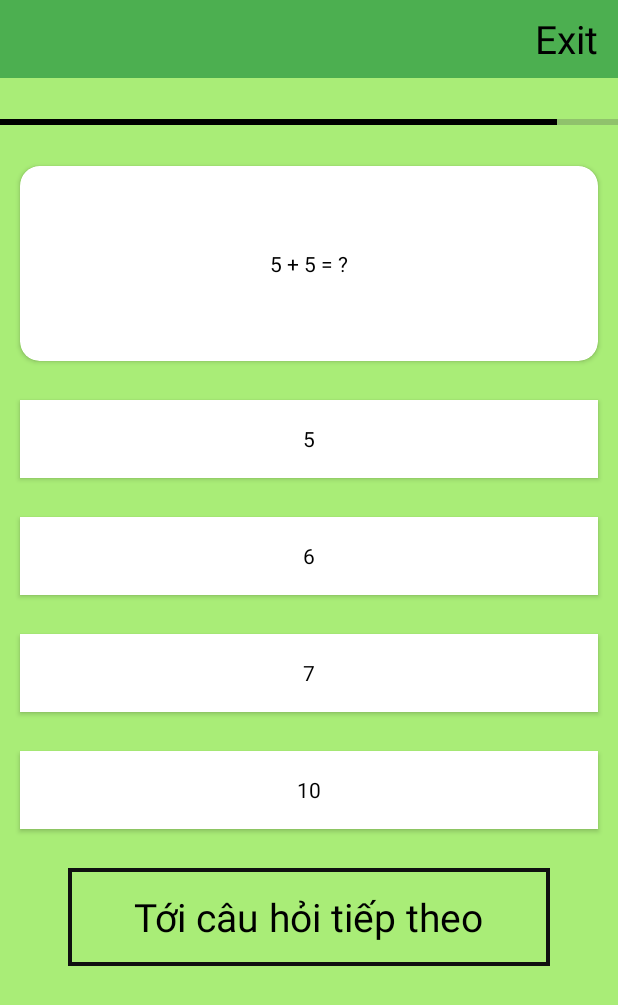
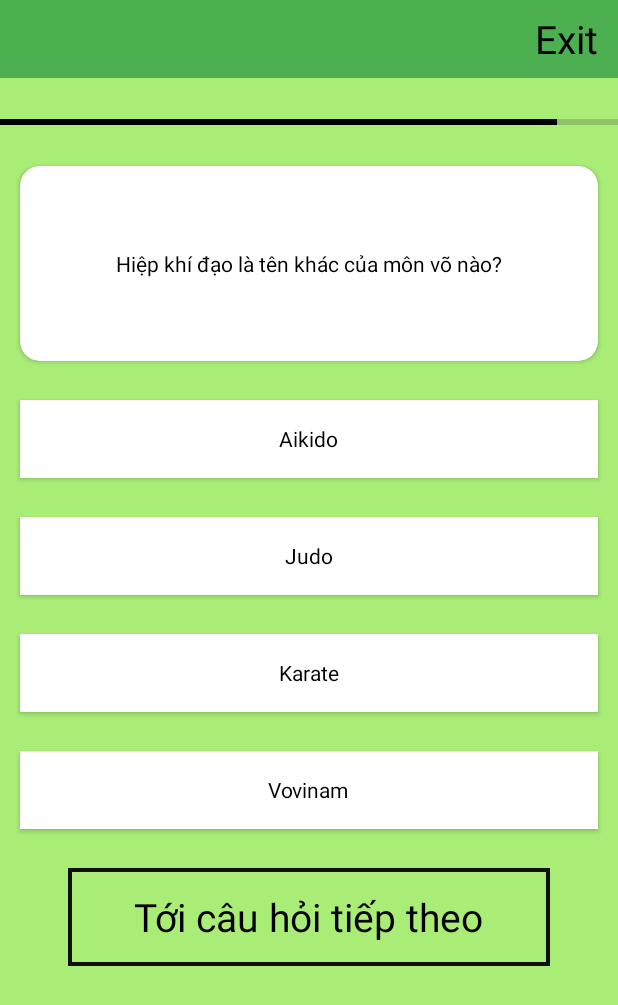
Before and after one commit to EkkoNguyen/63136111-AndroidProgramming, an Android app: the screen it shows after launch (ManHinhChoiActivity), after a tap on "Tới câu hỏi tiếp theo", on a phone screen of 412 x 824 dp. Shown: the top 1005 px of the screen. Run offline under Robolectric (Android 15) with nearby library versions, the phone set to English and light mode, and no system bars; our stand-ins replace sdp/ssp sizes; 1 other tap on this screen came first.

Commit message:
Hoàn thiện câu hỏi

```diff
--- a/ntu_63136111/Cau2_QuizzyApp/app/src/main/java/till/edu/cau2_quizzyapp/MainActivity.java
+++ b/ntu_63136111/Cau2_QuizzyApp/app/src/main/java/till/edu/cau2_quizzyapp/MainActivity.java
@@ -18,10 +18,14 @@
         setContentView(R.layout.activity_main);
 
         list = new ArrayList<>();
-        list.add(new ModelClass("Việt Nam hình gì?","S","O","B","D","S"));
-        list.add(new ModelClass("2 + 2 = ?","1","2","3","4","4"));
-        list.add(new ModelClass("5 + 5 = ?","5","6","7","10","10"));
-
+        list.add(new ModelClass("Con vật nào dưới đây không thể bơi?","Cá","Chim cánh cụt","Vịt","Voi","Voi"));
+        list.add(new ModelClass("Hình thoi có mấy cạnh?","3","4","5","6","4"));
+        list.add(new ModelClass("Hiệp khí đạo là tên khác của môn võ nào?","Aikido","Judo","Karate","Vovinam","Aikido"));
+        list.add(new ModelClass("Lễ hội khai ấn Đền Trần diễn ra ở tỉnh nào?","Ninh Bình","Bắc Ninh","Nam Định","Thái Bình","Nam Định"));
+        list.add(new ModelClass("Đất nước hình lục lăng là tên gọi khác của quốc gia nào?","Anh","Ý","Pháp","Đức","Pháp"));
+        list.add(new ModelClass("Thể loại thơ Haiku là của quốc gia nào?","Trung Quốc","Nhật Bản","Hàn Quốc","Ấn Độ","Nhật Bản"));
+        list.add(new ModelClass("Tên loại búp bê gỗ nổi tiếng của Nga?","Daruma ","KiroV","Perestroika","Matryoshka","Matryoshka"));
+        list.add(new ModelClass("Đàn cổ cầm có mấy dây?","3","7","5","6","7"));
         new Handler().postDelayed(new Runnable() {
             @Override
             public void run() {
--- a/ntu_63136111/Cau2_QuizzyApp/app/src/main/java/till/edu/cau2_quizzyapp/ManHinhChoiActivity.java
+++ b/ntu_63136111/Cau2_QuizzyApp/app/src/main/java/till/edu/cau2_quizzyapp/ManHinhChoiActivity.java
@@ -5,7 +5,6 @@
 import androidx.appcompat.app.AppCompatActivity;
 import androidx.cardview.widget.CardView;
 
-import android.app.ActionBar;
 import android.app.Dialog;
 import android.content.Intent;
 import android.os.Bundle;
@@ -16,14 +15,12 @@
 import android.widget.ProgressBar;
 import android.widget.TextView;
 
-import java.util.ArrayList;
 import java.util.Collections;
 
 public class ManHinhChoiActivity extends AppCompatActivity {
     CountDownTimer countDownTimer;
     int time = 20;
     ProgressBar progressBar;
-    ArrayList<ModelClass> danhSachCauHoi;
     ModelClass modelClass;
     int index = 0;
     TextView cardQuestion, optionA, optionB,optionC, optionD;
@@ -38,9 +35,8 @@
 
         TimDieuKhien();
 
-        danhSachCauHoi = list;
-        Collections.shuffle(danhSachCauHoi);
-        modelClass = danhSachCauHoi.get(index);
+        Collections.shuffle(list);
+        modelClass = list.get(index);
 
         resetColorBtn();
 
@@ -105,9 +101,9 @@
             @Override
             public void onClick(View v) {
                 soDapAnDung++;
-                if(index < danhSachCauHoi.size() - 1){
+                if(index < list.size() - 1){
                     index++;
-                    modelClass = danhSachCauHoi.get(index);
+                    modelClass = list.get(index);
                     resetColorBtn();
                     enableAllBtn();
                     caiDatCauHoi();
@@ -126,9 +122,9 @@
             @Override
             public void onClick(View v) {
                 soDapAnSai++;
-                if(index < danhSachCauHoi.size() - 1){
+                if(index < list.size() - 1){
                     index++;
-                    modelClass = danhSachCauHoi.get(index);
+                    modelClass = list.get(index);
                     resetColorBtn();
                     enableAllBtn();
                     caiDatCauHoi();
--- a/ntu_63136111/Cau2_QuizzyApp/app/src/main/java/till/edu/cau2_quizzyapp/WinActivity.java
+++ b/ntu_63136111/Cau2_QuizzyApp/app/src/main/java/till/edu/cau2_quizzyapp/WinActivity.java
@@ -29,7 +29,7 @@
         soDapAndung = getIntent().getIntExtra("dung",0);
         soDapAnSai = getIntent().getIntExtra("sai",0);
         circularprogressbar.setProgress(soDapAndung);
-        ketQua.setText(soDapAndung+"/15");
+        ketQua.setText(soDapAndung+"/8");
     }
     public void onClickBtnChoiLai(){
         btnChoiLai.setOnClickListener(new View.OnClickListener() {
--- a/ntu_63136111/Cau2_QuizzyApp/build.gradle.kts
+++ b/ntu_63136111/Cau2_QuizzyApp/build.gradle.kts
@@ -1,3 +1,8 @@
+buildscript {
+    dependencies {
+        classpath("com.google.gms:google-services:4.4.1")
+    }
+}
 // Top-level build file where you can add configuration options common to all sub-projects/modules.
 plugins {
     id("com.android.application") version "8.2.2" apply false
```
